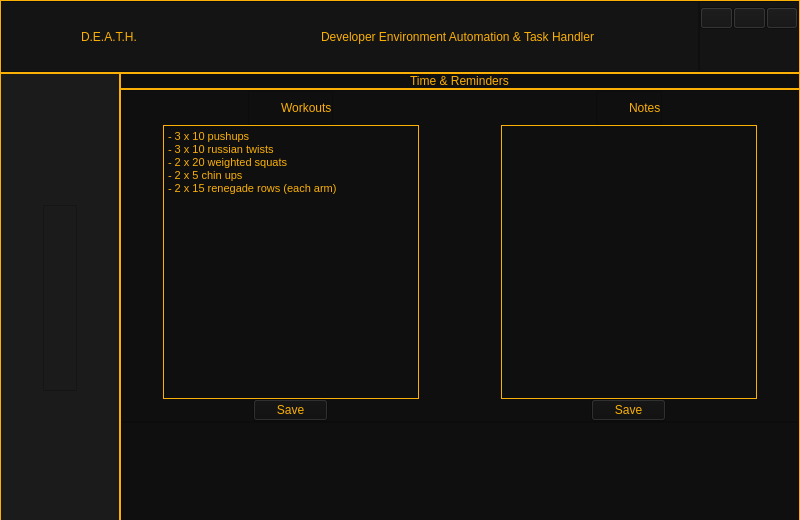
ThatNerd404/D.E.A.T.H, file Gui/Main_Gui.ui: the form before one commit.
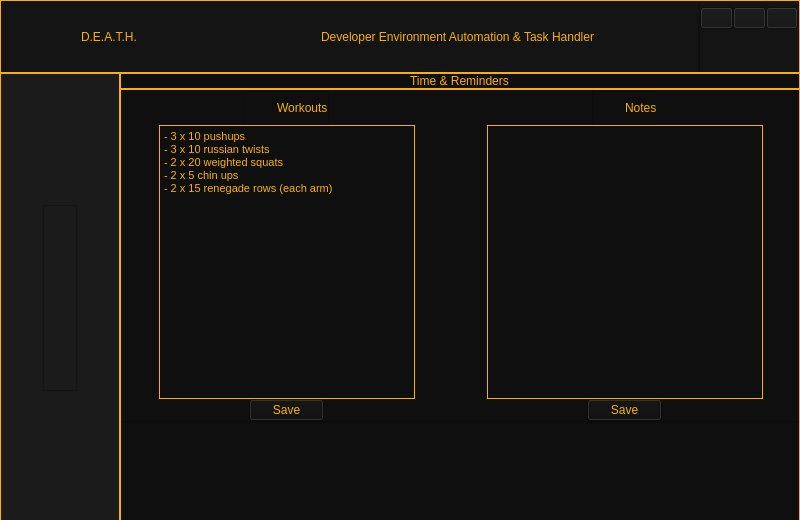
The form after the commit. Icons and pictures are not drawn.

What changed in the file:
```diff
--- a/Gui/Main_Gui.ui
+++ b/Gui/Main_Gui.ui
@@ -1079,13 +1079,13 @@
                      <number>0</number>
                     </property>
                     <property name="leftMargin">
-                     <number>0</number>
+                     <number>35</number>
                     </property>
                     <property name="topMargin">
                      <number>0</number>
                     </property>
                     <property name="rightMargin">
-                     <number>0</number>
+                     <number>35</number>
                     </property>
                     <property name="bottomMargin">
                      <number>0</number>
@@ -1161,7 +1161,7 @@
                       </layout>
                      </widget>
                     </item>
-                    <item alignment="Qt::AlignHCenter">
+                    <item>
                      <widget class="QTextEdit" name="Notes_text_edit">
                       <property name="enabled">
                        <bool>true</bool>
```
